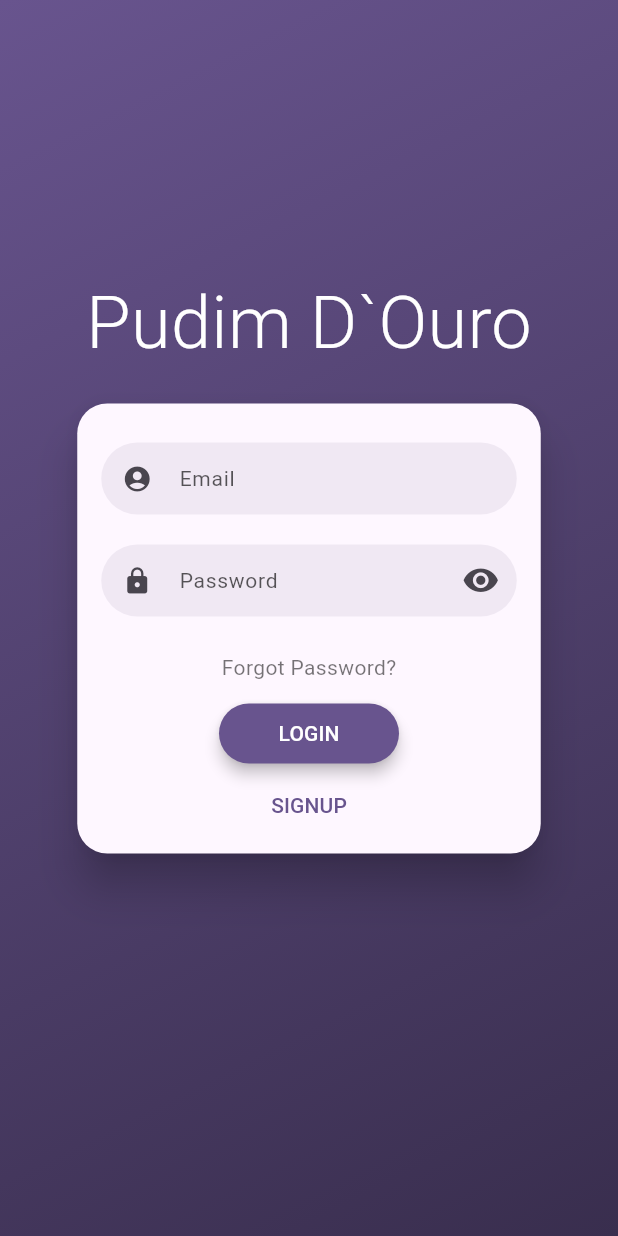
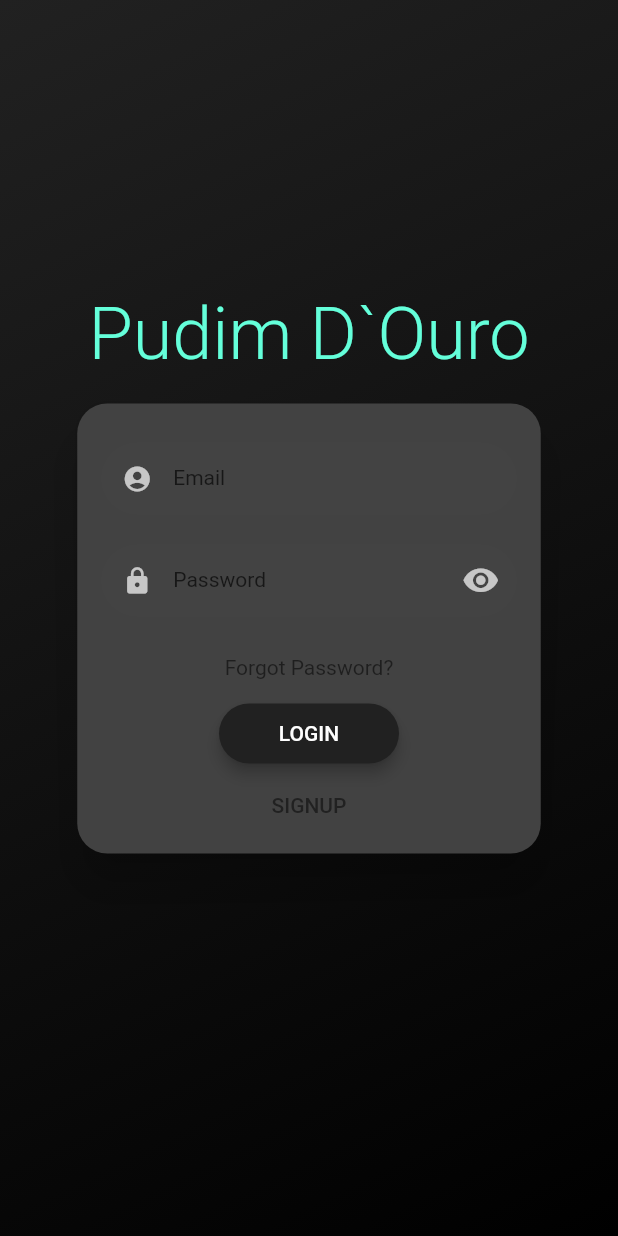
Before and after one commit to EdreiFernandes/pudim_douro, a Flutter app: the screen it shows after launch, on a phone screen of 412 x 824 dp. Run offline on Flutter 3.47's test engine with Material 2 defaults, Android fonts, the phone set to English and light mode, and no system bars; drawn by our look-alikes of flutter_login.

Commit message:
Using dark theme

```diff
--- a/pudim_douro/lib/main.dart
+++ b/pudim_douro/lib/main.dart
@@ -12,10 +12,7 @@ class MyApp extends StatelessWidget {
   Widget build(BuildContext context) {
     return MaterialApp(
       title: 'Flutter Demo',
-      theme: ThemeData(
-        colorScheme: ColorScheme.fromSeed(seedColor: Colors.deepPurple),
-        useMaterial3: true,
-      ),
+      theme: ThemeData.dark(),
       home: const LoginScreen(),
     );
   }
```
